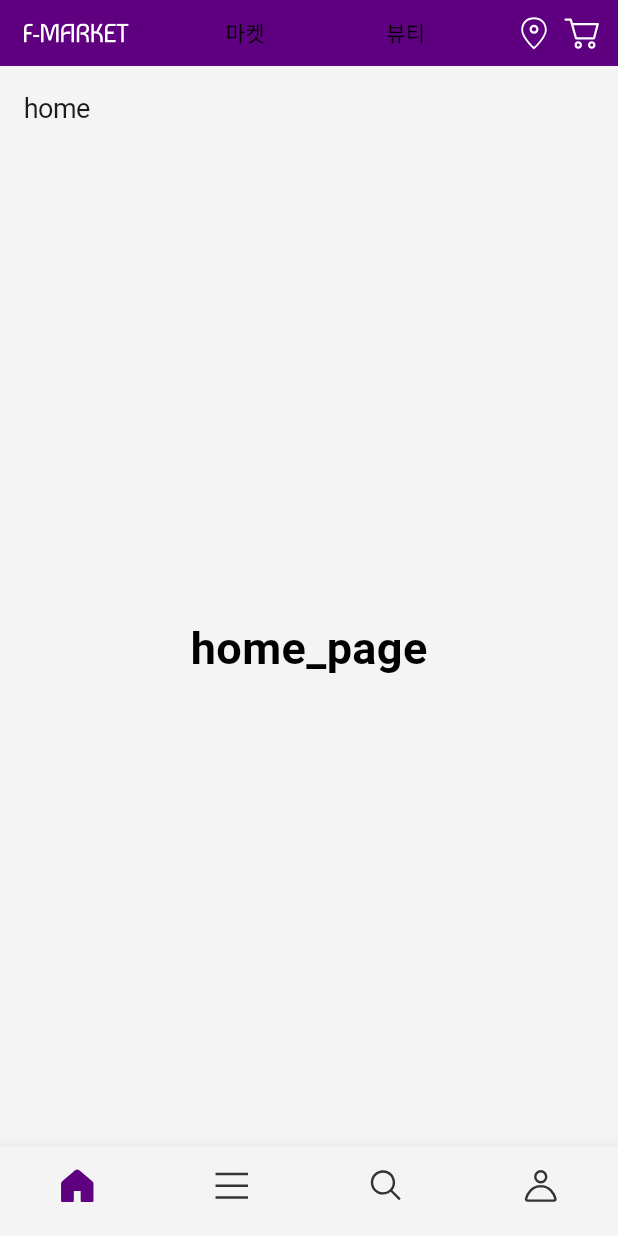
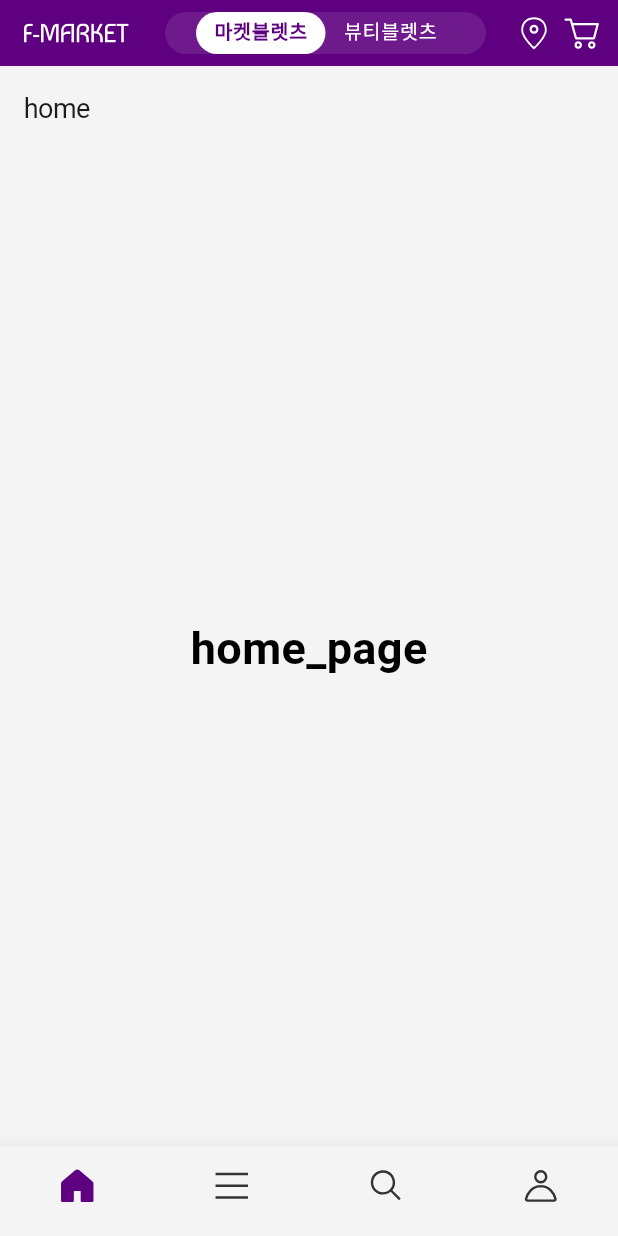
Before and after one commit to Bullets-jyr/e_commerce_app, a Flutter app: the screen it shows after launch, on a phone screen of 412 x 824 dp. Run offline on Flutter 3.47's test engine with Material 3 defaults, Android fonts, the phone set to English and light mode, and no system bars; our stand-ins replace flutter_bloc, flutter_svg, go_router; Roboto replaces fonts that are missing (Pretendard).

Commit message:
06. 메인 화면 구조 잡기 - App Bar UI 개발

```diff
--- a/lib/presentation/main/component/top_app_bar/home_app_bar.dart
+++ b/lib/presentation/main/component/top_app_bar/home_app_bar.dart
@@ -3,8 +3,10 @@ import 'package:flutter_bloc/flutter_bloc.dart';
 import 'package:flutter_svg/flutter_svg.dart';
 
 import '../../../../core/theme/constant/app_icons.dart';
-import '../../../../core/theme/custom/custom_theme.dart';
+import '../../../../core/theme/custom/custom_app_bar.dart';
+import '../../../../core/theme/custom/custom_font_weight.dart';
 import '../../cubit/mall_type_cubit.dart';
+import 'widgets/svg_icon_button.dart';
 
 class HomeAppBar extends StatelessWidget {
   const HomeAppBar({super.key});
@@ -14,25 +16,44 @@ class HomeAppBar extends StatelessWidget {
     return BlocBuilder<MallTypeCubit, MallType>(
       builder: (_, state) {
         return AnimatedContainer(
-          color: (state.isMarket)
-              ? Theme.of(context).colorScheme.primary
-              : Theme.of(context).colorScheme.background,
+          // color: (state.isMarket)
+          //     ? Theme.of(context).colorScheme.primary
+          //     : Theme.of(context).colorScheme.background,
+          color: state.theme.backgroundColor,
           child: Padding(
             padding: const EdgeInsets.symmetric(vertical: 6.0, horizontal: 8.0),
             child: AppBar(
-                leading: Padding(
-                  padding: const EdgeInsets.all(8.0),
-                  child: SvgPicture.asset(
-                    AppIcons.mainLogo,
-                    colorFilter: ColorFilter.mode(
-                      state.isMarket
-                          ? Theme.of(context).colorScheme.onPrimary
-                          : Theme.of(context).colorScheme.primary,
-                      BlendMode.srcIn,
+              leading: SvgIconButton(
+                icon: AppIcons.mainLogo,
+                color: state.theme.logoColor,
+                padding: 8.0,
+              ),
+              // leading: Padding(
+              //   padding: const EdgeInsets.all(8.0),
+              //   child: SvgPicture.asset(
+              //     AppIcons.mainLogo,
+              //     colorFilter: ColorFilter.mode(
+              //       // state.isMarket
+              //       //     ? Theme.of(context).colorScheme.onPrimary
+              //       //     : Theme.of(context).colorScheme.primary,
+              //       state.theme.logoColor,
+              //       BlendMode.srcIn,
+              //     ),
+              //   ),
+              // ),
+              title: AnimatedContainer(
+                decoration: BoxDecoration(
+                  // color: (state.isMarket)
+                  //     ? Theme.of(context).colorScheme.primaryContainer
+                  //     : Theme.of(context).colorScheme.surface,
+                  color: state.theme.containerColor,
+                  borderRadius: BorderRadius.all(
+                    Radius.circular(CustomAppBarTheme.tabBarRadius),
                   ),
                 ),
-                ),
-                title: DefaultTabController(
+                child: SizedBox(
+                  height: 28,
+                  child: DefaultTabController(
                     length: MallType.values.length,
                     initialIndex: state.index,
                     child: TabBar(
@@ -40,41 +61,79 @@ class HomeAppBar extends StatelessWidget {
                         MallType.values.length,
                         (index) => Tab(text: MallType.values[index].toName),
                       ),
-                    labelColor: Colors.black,
-                    unselectedLabelColor: Colors.black,
+                      isScrollable: true,
+                      indicator: BoxDecoration(
+                        // color: state.isMarket
+                        //     ? Theme.of(context).colorScheme.background
+                        //     : Theme.of(context).colorScheme.primary,
+                        color: state.theme.indicatorColor,
+                        borderRadius: BorderRadius.all(
+                            Radius.circular(CustomAppBarTheme.tabBarRadius)),
+                      ),
+                      indicatorSize: TabBarIndicatorSize.tab,
+                      dividerColor: Colors.transparent,
+                      // labelColor: state.isMarket
+                      //     ? Theme.of(context).colorScheme.primary
+                      //     : Theme.of(context).colorScheme.background,
+                      labelColor: state.theme.labelColor,
+                      labelStyle: Theme.of(context).textTheme.labelLarge.bold,
+                      labelPadding: EdgeInsets.symmetric(horizontal: 12.0),
+                      // unselectedLabelColor: state.isMarket
+                      //     ? Theme.of(context).colorScheme.background
+                      //     : Theme.of(context).colorScheme.primary,
+                      unselectedLabelColor: state.theme.unselectedLabelColor,
+                      unselectedLabelStyle:
+                          Theme.of(context).textTheme.labelLarge,
                       onTap: (index) =>
                           context.read<MallTypeCubit>().changeIndex(index),
-                  ),
-                ),
-                actions: [
-                  Padding(
-                    padding: const EdgeInsets.all(4.0),
-                    child: SvgPicture.asset(
-                      AppIcons.location,
-                      colorFilter: ColorFilter.mode(
-                        state.isMarket
-                            ? Theme.of(context).colorScheme.background
-                            : Theme.of(context).colorScheme.contentPrimary,
-                        BlendMode.srcIn,
+                      splashBorderRadius: BorderRadius.all(
+                          Radius.circular(CustomAppBarTheme.tabBarRadius)),
+                      tabAlignment: TabAlignment.center,
                     ),
                   ),
                 ),
-                  Padding(
-                    padding: const EdgeInsets.all(4.0),
-                    child: SvgPicture.asset(
-                      AppIcons.cart,
-                      colorFilter: ColorFilter.mode(
-                        state.isMarket
-                            ? Theme.of(context).colorScheme.background
-                            : Theme.of(context).colorScheme.contentPrimary,
-                        BlendMode.srcIn,
+                duration: Duration(milliseconds: 400),
               ),
+              actions: [
+                SvgIconButton(
+                  icon: AppIcons.location,
+                  color: state.theme.iconColor,
                 ),
+                // Padding(
+                //   padding: const EdgeInsets.all(4.0),
+                //   child: SvgPicture.asset(
+                //     AppIcons.location,
+                //     colorFilter: ColorFilter.mode(
+                //       // state.isMarket
+                //       //     ? Theme.of(context).colorScheme.background
+                //       //     : Theme.of(context).colorScheme.contentPrimary,
+                //       state.theme.iconColor,
+                //       BlendMode.srcIn,
+                //     ),
+                //   ),
+                // ),
+                SvgIconButton(
+                  icon: AppIcons.cart,
+                  color: state.theme.iconColor,
                 ),
+                // Padding(
+                //   padding: const EdgeInsets.all(4.0),
+                //   child: SvgPicture.asset(
+                //     AppIcons.cart,
+                //     colorFilter: ColorFilter.mode(
+                //       // state.isMarket
+                //       //     ? Theme.of(context).colorScheme.background
+                //       //     : Theme.of(context).colorScheme.contentPrimary,
+                //       state.theme.iconColor,
+                //       BlendMode.srcIn,
+                //     ),
+                //   ),
+                // ),
               ],
               backgroundColor: Colors.transparent,
               centerTitle: true,
-                leadingWidth: 86.0),
+              leadingWidth: 86.0,
+            ),
           ),
           duration: const Duration(milliseconds: 400),
         );
--- /dev/null
+++ b/lib/presentation/main/component/top_app_bar/widgets/svg_icon_button.dart
@@ -0,0 +1,40 @@
+import 'package:flutter/material.dart';
+import 'package:flutter_svg/flutter_svg.dart';
+
+class SvgIconButton extends StatelessWidget {
+  const SvgIconButton({
+    required this.icon,
+    required this.color,
+    this.padding = 4.0,
+    // this.size = 24,
+    // required this.onPressed,
+    super.key,
+  });
+
+  final double padding;
+  final String icon;
+
+  final Color color;
+
+  // final double size;
+  // final VoidCallback? onPressed;
+
+  @override
+  Widget build(BuildContext context) {
+    return GestureDetector(
+      child: Padding(
+        padding: EdgeInsets.all(padding),
+        child: SvgPicture.asset(
+          icon,
+          // width: size,
+          // height: size,
+          colorFilter: ColorFilter.mode(
+            color,
+            BlendMode.srcIn,
+          ),
+        ),
+      ),
+      // onTap: onPressed,
+    );
+  }
+}
--- a/lib/presentation/main/cubit/mall_type_cubit.dart
+++ b/lib/presentation/main/cubit/mall_type_cubit.dart
@@ -1,4 +1,6 @@
 import 'package:flutter_bloc/flutter_bloc.dart';
+
+import '../../../core/theme/custom/custom_app_bar.dart';
 
 enum MallType {
   market,
@@ -15,9 +17,18 @@ extension MallTypeX on MallType {
   String get toName {
     switch (this) {
       case MallType.market:
-        return '마켓';
+        return '마켓블렛츠';
       case MallType.beauty:
-        return '뷰티';
+        return '뷰티블렛츠';
+    }
+  }
+
+  CustomAppBarTheme get theme {
+    switch (this) {
+      case MallType.market:
+        return CustomAppBarTheme.market;
+      case MallType.beauty:
+        return CustomAppBarTheme.beauty;
     }
   }
 
```
Lines whose indentation alone changed are shown as unchanged.
